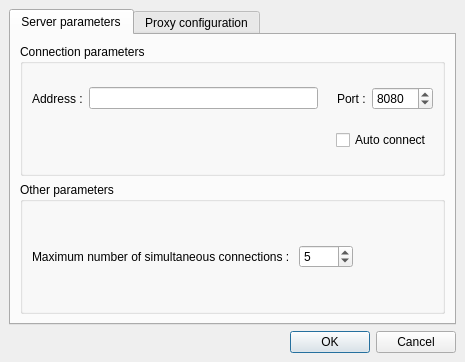
geogeo28/mycrawler-alpha, file src/MyCrawler/MyCrawlerServer/DialogPreferences.ui: the form before one commit.
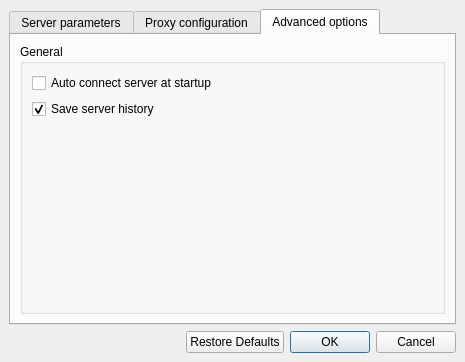
The form after the commit. The open tabs and pages were chosen to show the change. Icons and pictures are not drawn.

Commit message: / The management of settings was improved. + Added the setting 'Save server history'.

```diff
--- a/src/MyCrawler/MyCrawlerServer/DialogPreferences.ui
+++ b/src/MyCrawler/MyCrawlerServer/DialogPreferences.ui
@@ -58,10 +58,16 @@
        </property>
        <item>
         <widget class="QGroupBox" name="groupBoxServerConnection">
+         <property name="sizePolicy">
+          <sizepolicy hsizetype="Preferred" vsizetype="Preferred">
+           <horstretch>0</horstretch>
+           <verstretch>0</verstretch>
+          </sizepolicy>
+         </property>
          <property name="minimumSize">
           <size>
            <width>0</width>
-           <height>75</height>
+           <height>100</height>
           </size>
          </property>
          <property name="title">
@@ -103,7 +109,7 @@
               </property>
               <property name="sizeHint" stdset="0">
                <size>
-                <width>13</width>
+                <width>17</width>
                 <height>20</height>
                </size>
               </property>
@@ -143,35 +149,17 @@
             </item>
            </layout>
           </item>
-          <item>
-           <layout class="QHBoxLayout">
-            <item>
-             <spacer>
-              <property name="orientation">
-               <enum>Qt::Horizontal</enum>
-              </property>
-              <property name="sizeHint" stdset="0">
-               <size>
-                <width>40</width>
-                <height>20</height>
-               </size>
-              </property>
-             </spacer>
-            </item>
-            <item>
-             <widget class="QCheckBox" name="checkBoxServerAutoConnect">
-              <property name="text">
-               <string>Auto connect</string>
-              </property>
-             </widget>
-            </item>
-           </layout>
-          </item>
          </layout>
         </widget>
        </item>
        <item>
         <widget class="QGroupBox" name="groupBoxServerParameters">
+         <property name="sizePolicy">
+          <sizepolicy hsizetype="Preferred" vsizetype="Expanding">
+           <horstretch>0</horstretch>
+           <verstretch>0</verstretch>
+          </sizepolicy>
+         </property>
          <property name="title">
           <string>Other parameters</string>
          </property>
@@ -452,6 +440,52 @@
        </item>
       </layout>
      </widget>
+     <widget class="QWidget" name="tabAdvancedOptions">
+      <attribute name="title">
+       <string>Advanced options</string>
+      </attribute>
+      <layout class="QVBoxLayout">
+       <item>
+        <widget class="QGroupBox" name="groupBoxAdvancedOptionsGeneral">
+         <property name="title">
+          <string>General</string>
+         </property>
+         <layout class="QVBoxLayout">
+          <item>
+           <widget class="QCheckBox" name="checkBoxAutoConnectServerAtStartup">
+            <property name="text">
+             <string>Auto connect server at startup</string>
+            </property>
+           </widget>
+          </item>
+          <item>
+           <widget class="QCheckBox" name="checkBoxSaveServerHistory">
+            <property name="text">
+             <string>Save server history</string>
+            </property>
+            <property name="checked">
+             <bool>true</bool>
+            </property>
+           </widget>
+          </item>
+          <item>
+           <spacer>
+            <property name="orientation">
+             <enum>Qt::Vertical</enum>
+            </property>
+            <property name="sizeHint" stdset="0">
+             <size>
+              <width>20</width>
+              <height>40</height>
+             </size>
+            </property>
+           </spacer>
+          </item>
+         </layout>
+        </widget>
+       </item>
+      </layout>
+     </widget>
     </widget>
    </item>
    <item>
@@ -475,7 +509,7 @@
      <item>
       <widget class="QDialogButtonBox" name="buttonBox">
        <property name="standardButtons">
-        <set>QDialogButtonBox::Cancel|QDialogButtonBox::Ok</set>
+        <set>QDialogButtonBox::Cancel|QDialogButtonBox::Ok|QDialogButtonBox::RestoreDefaults</set>
        </property>
       </widget>
      </item>
```
Left out of the diff: 24 changed lines with no effect on the pictures. The commit also changes 6 other files.
